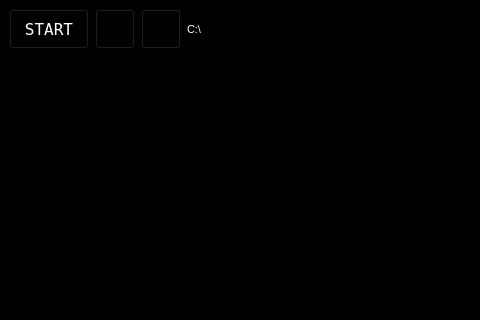
The window that ui/mainWindow_cam1_cal1.ui (AllenNeuralDynamics/parallax) describes before a commit, drawn with Qt 5; both pictures show x 0 to 480 and y 0 to 320 of the 1041 by 805 pixel window.
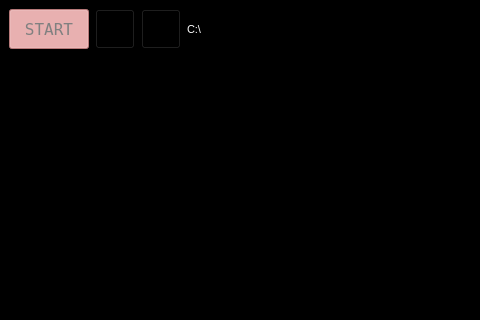
The same window after the commit. Icons and pictures are not drawn.

Commit message: Start button implemented. Stopped: End camera acquisition and displaying the frame buffer. Start: Reinitiate camera acquisition and displaying

Diff of the .ui file:
```diff
--- a/ui/mainWindow_cam1_cal1.ui
+++ b/ui/mainWindow_cam1_cal1.ui
@@ -92,7 +92,7 @@
            <bool>true</bool>
           </property>
           <property name="checked">
-           <bool>false</bool>
+           <bool>true</bool>
           </property>
          </widget>
         </item>
```
The commit also changes 5 other files.
